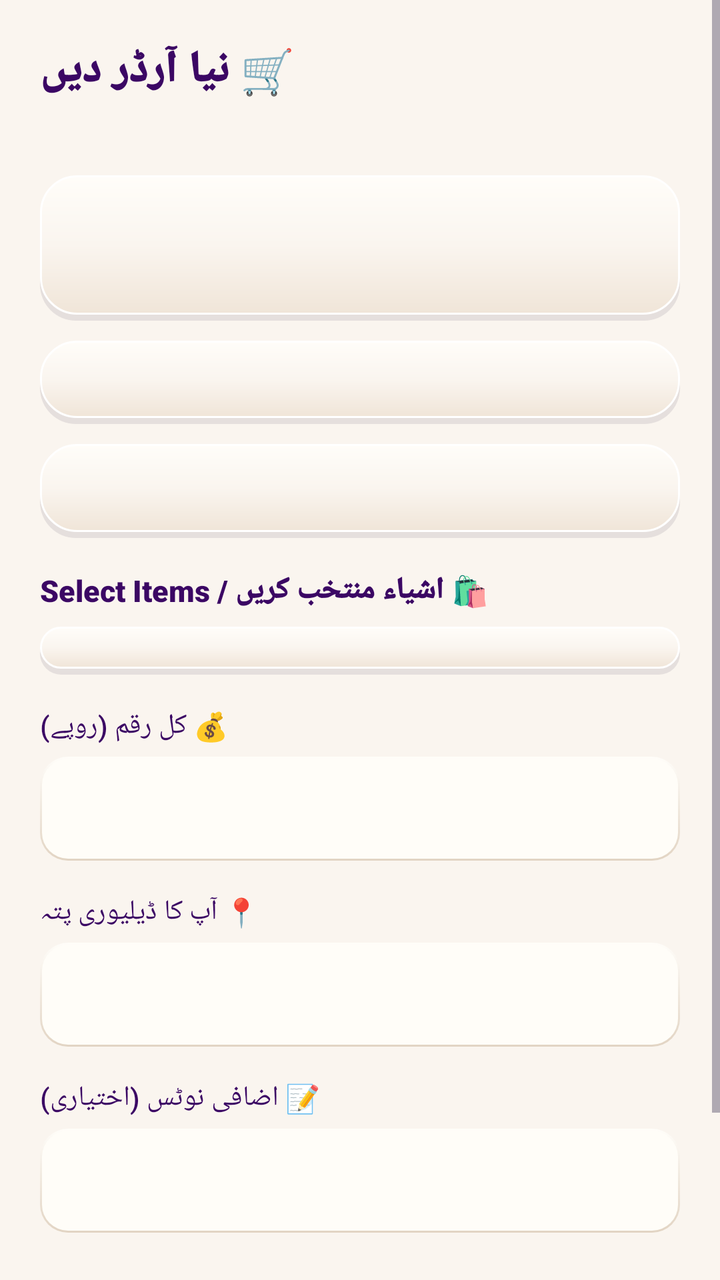
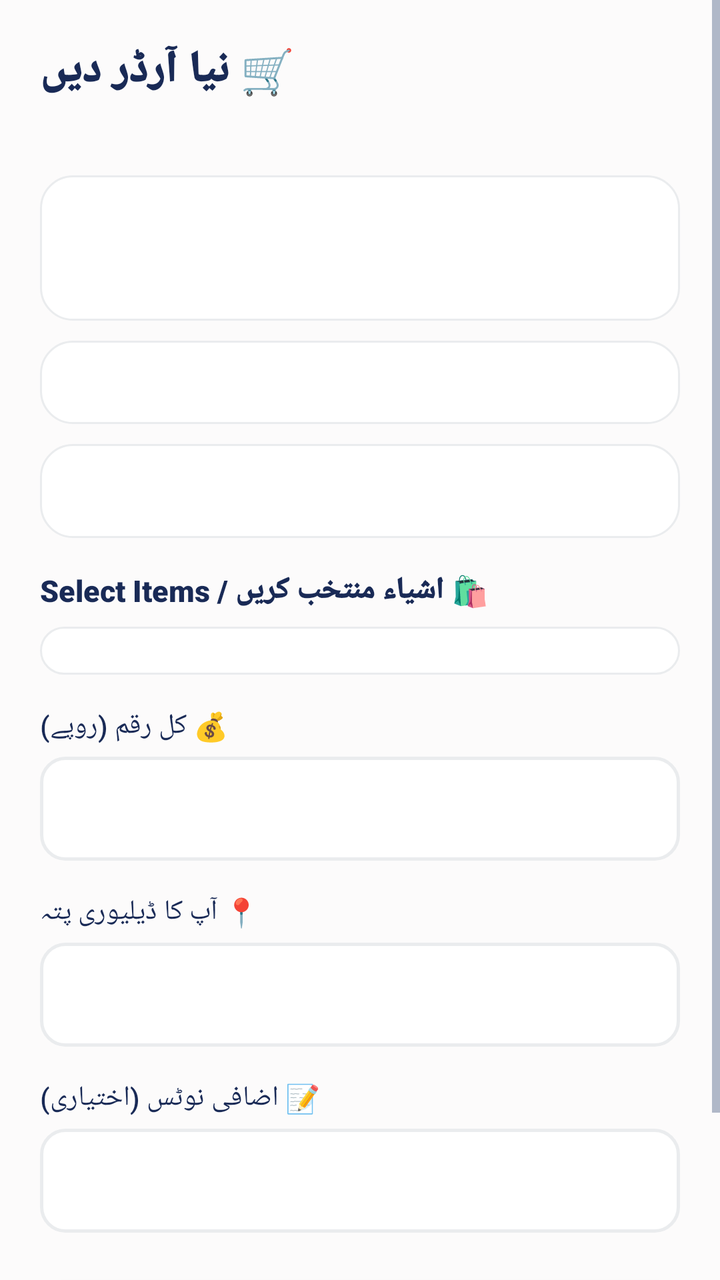

Compare the two renders of this Android layout. The source of the first and the diff that turns it into the second are given below.
<!-- AndroidManifest.xml: application theme Theme.SheEmpower -->
<!-- res/layout/activity_place_order.xml -->
<?xml version="1.0" encoding="utf-8"?>
<ScrollView xmlns:android="http://schemas.android.com/apk/res/android"
    android:layout_width="match_parent"
    android:layout_height="match_parent"
    android:background="@color/bg_cream">

    <LinearLayout
        android:layout_width="match_parent"
        android:layout_height="wrap_content"
        android:orientation="vertical"
        android:background="@color/bg_cream"
        android:padding="20dp">

        <TextView
            android:layout_width="wrap_content"
            android:layout_height="wrap_content"
            android:text="🛒 نیا آرڈر دیں"
            android:textSize="22sp"
            android:fontFamily="sans-serif-black"
            android:textColor="@color/lavender_text"
            android:layout_marginBottom="10dp" />

        <TextView
            android:id="@+id/tvCategoryHeader"
            android:layout_width="match_parent"
            android:layout_height="wrap_content"
            android:textColor="@color/lavender_primary"
            android:fontFamily="sans-serif-bold"
            android:textSize="13sp"
            android:layout_marginBottom="10dp" />

        <LinearLayout
            android:layout_width="match_parent"
            android:layout_height="wrap_content"
            android:orientation="horizontal"
            android:background="@drawable/bg_skeu_card"
            android:padding="16dp"
            android:gravity="center_vertical">

            <LinearLayout
                android:layout_width="0dp"
                android:layout_height="wrap_content"
                android:layout_weight="1"
                android:orientation="vertical">

                <TextView
                    android:id="@+id/tvSellerName"
                    android:layout_width="wrap_content"
                    android:layout_height="wrap_content"
                    android:fontFamily="sans-serif-black"
                    android:textColor="@color/text_dark"
                    android:textSize="16sp" />

                <TextView
                    android:id="@+id/tvSellerMeta"
                    android:layout_width="wrap_content"
                    android:layout_height="wrap_content"
                    android:textColor="@color/text_gray" />
            </LinearLayout>

            <TextView
                android:id="@+id/tvSellerVerified"
                android:layout_width="wrap_content"
                android:layout_height="wrap_content"
                android:textColor="@color/success_green"
                android:fontFamily="sans-serif-bold" />
        </LinearLayout>

        <TextView
            android:id="@+id/tvDeliveryInfo"
            android:layout_width="match_parent"
            android:layout_height="wrap_content"
            android:background="@drawable/bg_skeu_card"
            android:padding="12dp"
            android:layout_marginTop="10dp"
            android:textColor="@color/text_dark"
            android:fontFamily="sans-serif-medium"
            android:textSize="13sp" />

        <TextView
            android:id="@+id/tvSelectedItem"
            android:layout_width="match_parent"
            android:layout_height="wrap_content"
            android:background="@drawable/bg_skeu_card"
            android:padding="14dp"
            android:layout_marginTop="10dp"
            android:textColor="@color/lavender_text"
            android:fontFamily="sans-serif-bold" />

        
        <TextView
            android:id="@+id/tvChecklistHeader"
            android:layout_width="wrap_content"
            android:layout_height="wrap_content"
            android:text="🛍️ اشیاء منتخب کریں / Select Items"
            android:fontFamily="sans-serif-black"
            android:textColor="@color/lavender_text"
            android:textSize="15sp"
            android:layout_marginTop="16dp" />

        <TextView
            android:id="@+id/tvChecklistEmpty"
            android:layout_width="match_parent"
            android:layout_height="wrap_content"
            android:text="اس بیچنے والی کی کوئی چیز موجود نہیں"
            android:textColor="@color/text_gray"
            android:visibility="gone"
            android:layout_marginTop="8dp" />

        <LinearLayout
            android:id="@+id/layoutProductChecklist"
            android:layout_width="match_parent"
            android:layout_height="wrap_content"
            android:orientation="vertical"
            android:background="@drawable/bg_skeu_card"
            android:padding="12dp"
            android:layout_marginTop="8dp" />

        <LinearLayout
            android:id="@+id/layoutDynamicFields"
            android:layout_width="match_parent"
            android:layout_height="wrap_content"
            android:orientation="vertical" />

        <TextView
            android:layout_width="wrap_content"
            android:layout_height="wrap_content"
            android:text="💰 کل رقم (روپے)"
            android:textColor="@color/lavender_text"
            android:fontFamily="sans-serif-medium"
            android:layout_marginTop="16dp" />

        <com.google.android.material.textfield.TextInputEditText
            android:id="@+id/etAmount"
            android:layout_width="match_parent"
            android:layout_height="52dp"
            android:inputType="number"
            android:padding="14dp"
            android:background="@drawable/bg_skeu_input"
            android:layout_marginTop="6dp" />

        <TextView
            android:id="@+id/tvAmountLockedNote"
            android:layout_width="match_parent"
            android:layout_height="wrap_content"
            android:textColor="@color/warning_amber"
            android:textSize="11sp"
            android:layout_marginTop="4dp"
            android:visibility="gone" />

        <LinearLayout
            android:id="@+id/layoutBuyerAddress"
            android:layout_width="match_parent"
            android:layout_height="wrap_content"
            android:orientation="vertical">

            <TextView
                android:layout_width="wrap_content"
                android:layout_height="wrap_content"
                android:text="📍 آپ کا ڈیلیوری پتہ"
                android:textColor="@color/lavender_text"
                android:fontFamily="sans-serif-medium"
                android:layout_marginTop="16dp" />

            <com.google.android.material.textfield.TextInputEditText
                android:id="@+id/etAddress"
                android:layout_width="match_parent"
                android:layout_height="52dp"
                android:padding="14dp"
                android:background="@drawable/bg_skeu_input"
                android:layout_marginTop="6dp" />
        </LinearLayout>

        <TextView
            android:layout_width="wrap_content"
            android:layout_height="wrap_content"
            android:text="📝 اضافی نوٹس (اختیاری)"
            android:textColor="@color/lavender_text"
            android:fontFamily="sans-serif-medium"
            android:layout_marginTop="16dp" />

        <com.google.android.material.textfield.TextInputEditText
            android:id="@+id/etNotes"
            android:layout_width="match_parent"
            android:layout_height="52dp"
            android:padding="14dp"
            android:background="@drawable/bg_skeu_input"
            android:layout_marginTop="6dp" />

        <Button
            android:id="@+id/btnSubmitOrder"
            android:layout_width="match_parent"
            android:layout_height="56dp"
            android:text="✅ آرڈر جمع کروائیں"
            android:fontFamily="sans-serif-medium"
            android:textSize="15sp"
            android:background="@drawable/bg_skeu_button_primary"
            android:textColor="#FFFFFF"
            android:layout_marginTop="24dp"
            android:layout_marginBottom="20dp" />

    </LinearLayout>
</ScrollView>
<!-- resources referenced by this layout -->
<resources>
  <color name="bg_cream">#FAF5EF</color>
  <color name="lavender_primary">#7C3AED</color>
  <color name="lavender_text">#3B0764</color>
  <color name="success_green">#10B981</color>
  <color name="text_dark">#2D253B</color>
  <color name="text_gray">#6B637B</color>
  <color name="warning_amber">#F59E0B</color>
  <!-- drawable bg_skeu_button_primary (drawable) -->
  <?xml version="1.0" encoding="utf-8"?>
  <layer-list xmlns:android="http://schemas.android.com/apk/res/android">
      
      <item android:top="3dp">
          <shape android:shape="rectangle">
              <solid android:color="#403B0764" />
              <corners android:radius="16dp" />
          </shape>
      </item>
      
      <item android:bottom="3dp">
          <shape android:shape="rectangle">
              <gradient
                  android:startColor="#8B5CF6"
                  android:centerColor="@color/lavender_primary"
                  android:endColor="@color/lavender_dark"
                  android:angle="270" />
              <stroke android:width="1dp" android:color="#C4B5FD" />
              <corners android:radius="16dp" />
          </shape>
      </item>
      
      <item android:bottom="3dp" android:top="1dp" android:left="6dp" android:right="6dp">
          <shape android:shape="rectangle">
              <gradient
                  android:startColor="#70FFFFFF"
                  android:endColor="#00FFFFFF"
                  android:angle="270" />
              <corners android:topLeftRadius="15dp" android:topRightRadius="15dp" />
          </shape>
      </item>
  </layer-list>
  <!-- drawable bg_skeu_card (drawable) -->
  <?xml version="1.0" encoding="utf-8"?>
  <layer-list xmlns:android="http://schemas.android.com/apk/res/android">
      
      <item android:top="3dp">
          <shape android:shape="rectangle">
              <solid android:color="#1A2D253B" />
              <corners android:radius="18dp" />
          </shape>
      </item>
      
      <item android:bottom="3dp">
          <shape android:shape="rectangle">
              <gradient
                  android:startColor="#FFFDF9"
                  android:centerColor="#FAF5EF"
                  android:endColor="#F0E5D8"
                  android:angle="270" />
              <stroke android:width="1dp" android:color="#FFFFFF" />
              <corners android:radius="18dp" />
          </shape>
      </item>
  </layer-list>
  <!-- drawable bg_skeu_input (drawable) -->
  <?xml version="1.0" encoding="utf-8"?>
  <layer-list xmlns:android="http://schemas.android.com/apk/res/android">
      
      <item>
          <shape android:shape="rectangle">
              <gradient
                  android:startColor="#E2D4C3"
                  android:endColor="#FFFDF9"
                  android:angle="90" />
              <corners android:radius="14dp" />
          </shape>
      </item>
      
      <item android:top="1dp" android:left="1dp" android:right="1dp" android:bottom="1dp">
          <shape android:shape="rectangle">
              <solid android:color="#FFFDF8" />
              <corners android:radius="13dp" />
          </shape>
      </item>
  </layer-list>
  <style name="Theme.SheEmpower" parent="Theme.AppCompat.Light.NoActionBar">
          <item name="colorPrimary">@color/lavender_primary</item>
          <item name="colorPrimaryDark">@color/lavender_dark</item>
          <item name="colorAccent">@color/lavender_primary</item>
          <item name="android:windowBackground">@color/bg_cream</item>
          <item name="android:colorBackground">@color/bg_cream</item>
          <item name="android:textColorPrimary">@color/text_dark</item>
          <item name="android:textColorSecondary">@color/text_gray</item>
      </style>
  <color name="lavender_dark">#5B21B6</color>
</resources>

<!-- the commit's change to res/layout/activity_place_order.xml (unified diff, before → after) -->
@@ -2,13 +2,12 @@
 <ScrollView xmlns:android="http://schemas.android.com/apk/res/android"
     android:layout_width="match_parent"
     android:layout_height="match_parent"
-    android:background="@color/bg_cream">
+    android:background="@color/background">
 
     <LinearLayout
         android:layout_width="match_parent"
         android:layout_height="wrap_content"
         android:orientation="vertical"
-        android:background="@color/bg_cream"
         android:padding="20dp">
 
         <TextView
@@ -17,14 +16,14 @@
             android:text="🛒 نیا آرڈر دیں"
             android:textSize="22sp"
             android:fontFamily="sans-serif-black"
-            android:textColor="@color/lavender_text"
+            android:textColor="@color/text_primary"
             android:layout_marginBottom="10dp" />
 
         <TextView
             android:id="@+id/tvCategoryHeader"
             android:layout_width="match_parent"
             android:layout_height="wrap_content"
-            android:textColor="@color/lavender_primary"
+            android:textColor="@color/primary"
             android:fontFamily="sans-serif-bold"
             android:textSize="13sp"
             android:layout_marginBottom="10dp" />
@@ -48,14 +47,14 @@
                     android:layout_width="wrap_content"
                     android:layout_height="wrap_content"
                     android:fontFamily="sans-serif-black"
-                    android:textColor="@color/text_dark"
+                    android:textColor="@color/text_primary"
                     android:textSize="16sp" />
 
                 <TextView
                     android:id="@+id/tvSellerMeta"
                     android:layout_width="wrap_content"
                     android:layout_height="wrap_content"
-                    android:textColor="@color/text_gray" />
+                    android:textColor="@color/text_secondary" />
             </LinearLayout>
 
             <TextView
@@ -73,7 +72,7 @@
             android:background="@drawable/bg_skeu_card"
             android:padding="12dp"
             android:layout_marginTop="10dp"
-            android:textColor="@color/text_dark"
+            android:textColor="@color/text_primary"
             android:fontFamily="sans-serif-medium"
             android:textSize="13sp" />
 
@@ -84,7 +83,7 @@
             android:background="@drawable/bg_skeu_card"
             android:padding="14dp"
             android:layout_marginTop="10dp"
-            android:textColor="@color/lavender_text"
+            android:textColor="@color/text_primary"
             android:fontFamily="sans-serif-bold" />
 
         
@@ -94,7 +93,7 @@
             android:layout_height="wrap_content"
             android:text="🛍️ اشیاء منتخب کریں / Select Items"
             android:fontFamily="sans-serif-black"
-            android:textColor="@color/lavender_text"
+            android:textColor="@color/text_primary"
             android:textSize="15sp"
             android:layout_marginTop="16dp" />
 
@@ -103,7 +102,7 @@
             android:layout_width="match_parent"
             android:layout_height="wrap_content"
             android:text="اس بیچنے والی کی کوئی چیز موجود نہیں"
-            android:textColor="@color/text_gray"
+            android:textColor="@color/text_secondary"
             android:visibility="gone"
             android:layout_marginTop="8dp" />
 
@@ -126,7 +125,7 @@
             android:layout_width="wrap_content"
             android:layout_height="wrap_content"
             android:text="💰 کل رقم (روپے)"
-            android:textColor="@color/lavender_text"
+            android:textColor="@color/text_primary"
             android:fontFamily="sans-serif-medium"
             android:layout_marginTop="16dp" />
 
@@ -158,7 +157,7 @@
                 android:layout_width="wrap_content"
                 android:layout_height="wrap_content"
                 android:text="📍 آپ کا ڈیلیوری پتہ"
-                android:textColor="@color/lavender_text"
+                android:textColor="@color/text_primary"
                 android:fontFamily="sans-serif-medium"
                 android:layout_marginTop="16dp" />
 
@@ -175,7 +174,7 @@
             android:layout_width="wrap_content"
             android:layout_height="wrap_content"
             android:text="📝 اضافی نوٹس (اختیاری)"
-            android:textColor="@color/lavender_text"
+            android:textColor="@color/text_primary"
             android:fontFamily="sans-serif-medium"
             android:layout_marginTop="16dp" />
 
<!-- resource entries referenced after the edit -->
@@ -1,98 +1,48 @@
 <!-- resources referenced by this layout -->
 <resources>
-  <color name="bg_cream">#FAF5EF</color>
-  <color name="lavender_primary">#7C3AED</color>
-  <color name="lavender_text">#3B0764</color>
-  <color name="success_green">#10B981</color>
-  <color name="text_dark">#2D253B</color>
-  <color name="text_gray">#6B637B</color>
-  <color name="warning_amber">#F59E0B</color>
+  <color name="background">#FCFBFB</color>
+  <color name="primary">#192A56</color>
+  <color name="success_green">#2ECC71</color>
+  <color name="text_primary">#192A56</color>
+  <color name="text_secondary">#6B7A99</color>
+  <color name="warning_amber">#F39C12</color>
   <!-- drawable bg_skeu_button_primary (drawable) -->
   <?xml version="1.0" encoding="utf-8"?>
-  <layer-list xmlns:android="http://schemas.android.com/apk/res/android">
-      
-      <item android:top="3dp">
-          <shape android:shape="rectangle">
-              <solid android:color="#403B0764" />
-              <corners android:radius="16dp" />
-          </shape>
-      </item>
-      
-      <item android:bottom="3dp">
-          <shape android:shape="rectangle">
-              <gradient
-                  android:startColor="#8B5CF6"
-                  android:centerColor="@color/lavender_primary"
-                  android:endColor="@color/lavender_dark"
-                  android:angle="270" />
-              <stroke android:width="1dp" android:color="#C4B5FD" />
-              <corners android:radius="16dp" />
-          </shape>
-      </item>
-      
-      <item android:bottom="3dp" android:top="1dp" android:left="6dp" android:right="6dp">
-          <shape android:shape="rectangle">
-              <gradient
-                  android:startColor="#70FFFFFF"
-                  android:endColor="#00FFFFFF"
-                  android:angle="270" />
-              <corners android:topLeftRadius="15dp" android:topRightRadius="15dp" />
-          </shape>
-      </item>
-  </layer-list>
+  <shape xmlns:android="http://schemas.android.com/apk/res/android"
+      android:shape="rectangle">
+      <solid android:color="@color/midnight_navy" />
+      <corners android:radius="12dp" />
+  </shape>
   <!-- drawable bg_skeu_card (drawable) -->
   <?xml version="1.0" encoding="utf-8"?>
-  <layer-list xmlns:android="http://schemas.android.com/apk/res/android">
-      
-      <item android:top="3dp">
-          <shape android:shape="rectangle">
-              <solid android:color="#1A2D253B" />
-              <corners android:radius="18dp" />
-          </shape>
-      </item>
-      
-      <item android:bottom="3dp">
-          <shape android:shape="rectangle">
-              <gradient
-                  android:startColor="#FFFDF9"
-                  android:centerColor="#FAF5EF"
-                  android:endColor="#F0E5D8"
-                  android:angle="270" />
-              <stroke android:width="1dp" android:color="#FFFFFF" />
-              <corners android:radius="18dp" />
-          </shape>
-      </item>
-  </layer-list>
+  <shape xmlns:android="http://schemas.android.com/apk/res/android"
+      android:shape="rectangle">
+      <solid android:color="@color/white" />
+      <corners android:radius="16dp" />
+      <stroke android:color="@color/card_border" android:width="1dp" />
+  </shape>
   <!-- drawable bg_skeu_input (drawable) -->
   <?xml version="1.0" encoding="utf-8"?>
-  <layer-list xmlns:android="http://schemas.android.com/apk/res/android">
-      
-      <item>
-          <shape android:shape="rectangle">
-              <gradient
-                  android:startColor="#E2D4C3"
-                  android:endColor="#FFFDF9"
-                  android:angle="90" />
-              <corners android:radius="14dp" />
-          </shape>
-      </item>
-      
-      <item android:top="1dp" android:left="1dp" android:right="1dp" android:bottom="1dp">
-          <shape android:shape="rectangle">
-              <solid android:color="#FFFDF8" />
-              <corners android:radius="13dp" />
-          </shape>
-      </item>
-  </layer-list>
+  <shape xmlns:android="http://schemas.android.com/apk/res/android"
+      android:shape="rectangle">
+      <solid android:color="@color/white" />
+      <corners android:radius="12dp" />
+      <stroke android:color="@color/card_border" android:width="1.5dp" />
+  </shape>
   <style name="Theme.SheEmpower" parent="Theme.AppCompat.Light.NoActionBar">
-          <item name="colorPrimary">@color/lavender_primary</item>
-          <item name="colorPrimaryDark">@color/lavender_dark</item>
-          <item name="colorAccent">@color/lavender_primary</item>
-          <item name="android:windowBackground">@color/bg_cream</item>
-          <item name="android:colorBackground">@color/bg_cream</item>
-          <item name="android:textColorPrimary">@color/text_dark</item>
-          <item name="android:textColorSecondary">@color/text_gray</item>
+          <item name="colorPrimary">@color/primary</item>
+          <item name="colorPrimaryDark">@color/primary_dark</item>
+          <item name="colorAccent">@color/accent</item>
+          <item name="android:windowBackground">@color/background</item>
+          <item name="android:colorBackground">@color/background</item>
+          <item name="android:textColorPrimary">@color/text_primary</item>
+          <item name="android:textColorSecondary">@color/text_secondary</item>
+          <item name="android:statusBarColor">@color/primary_dark</item>
       </style>
-  <color name="lavender_dark">#5B21B6</color>
+  <color name="midnight_navy">#192A56</color>
+  <color name="white">#FFFFFF</color>
+  <color name="card_border">#EAECEE</color>
+  <color name="primary_dark">#0F1B3D</color>
+  <color name="accent">#F7D794</color>
 </resources>
 
